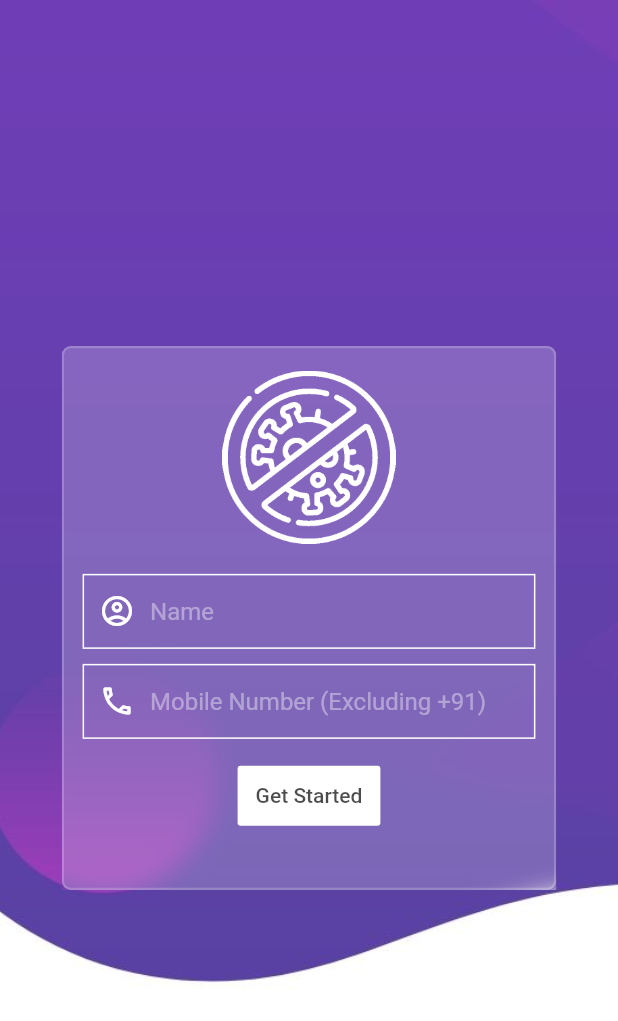
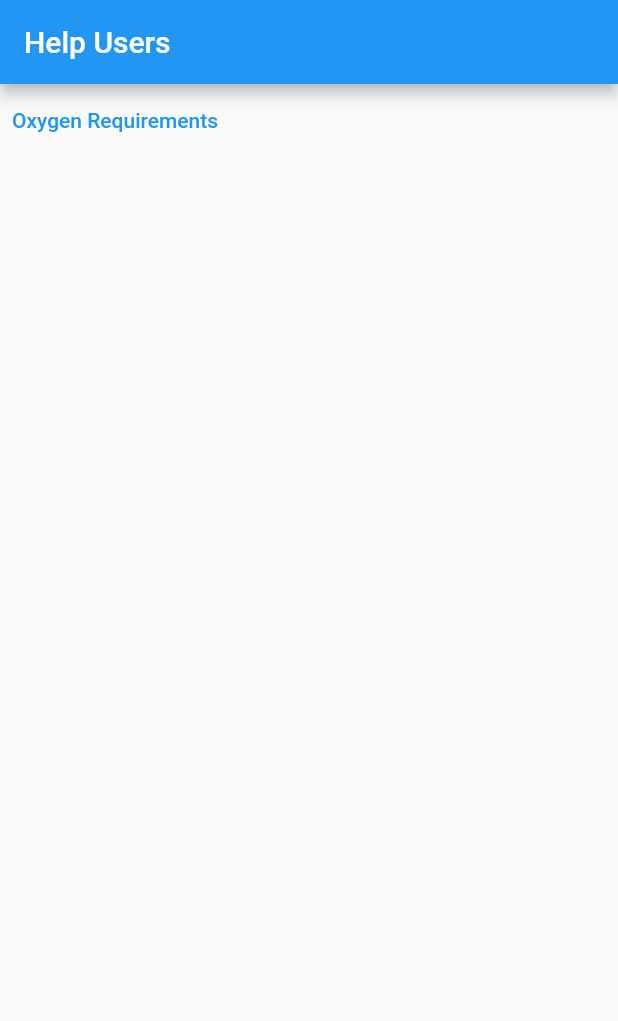
Before and after one commit to al-habibi-1107/CoviMitr, a Flutter app: the screen it shows after launch, on a phone screen of 412 x 824 dp. Shown: the top 1021 px of the screen. Run offline on Flutter 3.47's test engine with Material 2 defaults, Android fonts, the phone set to English and light mode, and no system bars.

Commit message:
added oxygen resource

```diff
--- a/lib/main.dart
+++ b/lib/main.dart
@@ -1,3 +1,5 @@
+import 'package:covimitr/screen/homeScreen.dart';
+import 'package:covimitr/screen/oxygen_screen.dart';
 import 'package:flutter/material.dart';
 
 import './screen/loginScreen.dart';
@@ -15,7 +17,8 @@ class MyApp extends StatelessWidget {
       theme: ThemeData(
         primarySwatch: Colors.blue,
       ),
-      home: LoginScreen(),
+      home: HomeScreen(),
+      routes: {OxygenScreen.routeName: (context) => OxygenScreen()},
     );
   }
 }
--- /dev/null
+++ b/lib/screen/homeScreen.dart
@@ -0,0 +1,37 @@
+import 'dart:convert';
+
+import 'package:covimitr/screen/oxygen_screen.dart';
+import 'package:covimitr/services/data.dart';
+import 'package:flutter/material.dart';
+import 'package:http/http.dart';
+
+class HomeScreen extends StatefulWidget {
+  @override
+  _HomeScreenState createState() => _HomeScreenState();
+}
+
+class _HomeScreenState extends State<HomeScreen> {
+  @override
+  Widget build(BuildContext context) {
+    return Scaffold(
+        appBar: AppBar(
+          title: Text("Help Users"),
+        ),
+        // body: Center(
+        //   child: TextButton(
+        //       onPressed: () async {
+        //         await Data().getOxyData();
+        //       },
+        //       child: Text("Get Data")),
+        // ),
+        body: Column(
+          children: [
+            TextButton(
+                onPressed: () {
+                  Navigator.of(context).pushNamed(OxygenScreen.routeName);
+                },
+                child: Text("Oxygen Requirements"))
+          ],
+        ));
+  }
+}
--- a/lib/screen/loginScreen.dart
+++ b/lib/screen/loginScreen.dart
@@ -1,5 +1,8 @@
+import 'package:covimitr/services/auth_service.dart';
 import 'package:flutter/material.dart';
 import 'dart:ui';
+
+import 'package:provider/provider.dart';
 
 class LoginScreen extends StatelessWidget {
   const LoginScreen({
@@ -27,7 +30,7 @@ class LoginScreen extends StatelessWidget {
               ),
               child: Container(
                 padding: EdgeInsets.only(top: 5),
-                height: deviceSize.height * 0.44,
+                height: 340,
                 width: deviceSize.width * 0.8,
                 decoration: BoxDecoration(
                   color: Colors.white.withOpacity(0.2),
--- a/pubspec.yaml
+++ b/pubspec.yaml
@@ -23,6 +23,9 @@ environment:
 dependencies:
   flutter:
     sdk: flutter
+  provider:
+  http:
+
 
 
   # The following adds the Cupertino Icons font to your application.
```
Also changed, not shown: lib/screen/oxygen_screen.dart (added, +53 -0 lines), lib/services/auth_service.dart (added, +21 -0 lines), lib/services/data.dart (added, +21 -0 lines), pubspec.lock, 6 other files.
